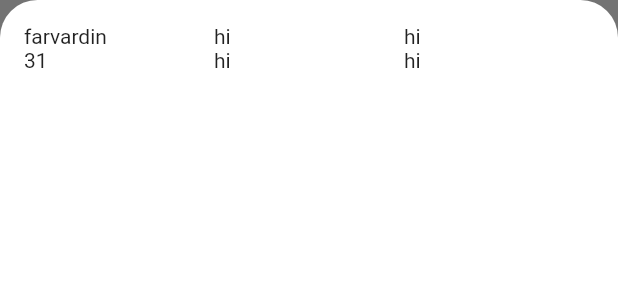
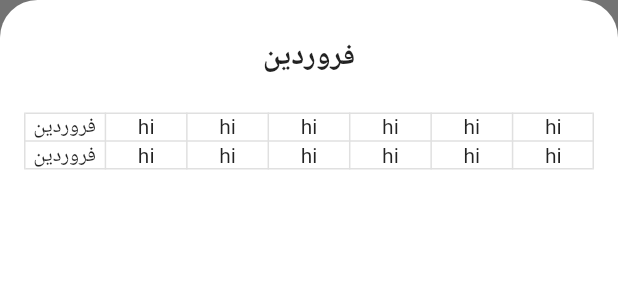
Before and after one commit to Abiri99/Flutter-Booking-Application, a Flutter app: what persianCalendar() shows on an empty page, opened directly, on a phone screen of 412 x 824 dp. Shown: the top 300 px of the screen. Run offline on Flutter 3.47's test engine with Material 2 defaults, Android fonts, the phone set to English and light mode, and no system bars.

Commit message:
building persian calendar

```diff
--- a/lib/components/monthWidget.dart
+++ b/lib/components/monthWidget.dart
@@ -1,7 +1,6 @@
 import 'package:flutter/material.dart';
 
 class monthWidget extends StatefulWidget {
-
   String title;
   int daysNo;
 
@@ -12,25 +11,95 @@ class monthWidget extends StatefulWidget {
 }
 
 class _monthWidgetState extends State<monthWidget> {
+  Function renderDays(int no) {}
+
   @override
   Widget build(BuildContext context) {
-    return Table(
+    return Container(
+      child: Column(
+        children: <Widget>[
+          Container(
+            padding: EdgeInsets.only(left: 0, right: 0, top: 8, bottom: 24),
+            child: Text(
+              widget.title,
+              textAlign: TextAlign.center,
+              style: TextStyle(
+                fontWeight: FontWeight.bold,
+                fontSize: 20,
+              ),
+            ),
+            decoration: BoxDecoration(),
+          ),
+          Table(
+            border: TableBorder.all(color: Color(0xFFe0e0e0)),
+            defaultVerticalAlignment: TableCellVerticalAlignment.middle,
             children: [
               TableRow(
                 children: [
-            Text(widget.title),
-            Text("hi"),
-            Text("hi"),
-          ]
+                  Text(
+                    widget.title,
+                    textAlign: TextAlign.center,
                   ),
-        TableRow(
-          children: [
-            Text(widget.daysNo.toString()),
-            Text("hi"),
-            Text("hi"),
-          ]
+                  Text(
+                    "hi",
+                    textAlign: TextAlign.center,
+                  ),
+                  Text(
+                    "hi",
+                    textAlign: TextAlign.center,
+                  ),
+                  Text(
+                    "hi",
+                    textAlign: TextAlign.center,
+                  ),
+                  Text(
+                    "hi",
+                    textAlign: TextAlign.center,
+                  ),
+                  Text(
+                    "hi",
+                    textAlign: TextAlign.center,
+                  ),
+                  Text(
+                    "hi",
+                    textAlign: TextAlign.center,
                   ),
                 ],
+              ),
+              TableRow(children: [
+                Text(
+                  widget.title,
+                  textAlign: TextAlign.center,
+                ),
+                Text(
+                  "hi",
+                  textAlign: TextAlign.center,
+                ),
+                Text(
+                  "hi",
+                  textAlign: TextAlign.center,
+                ),
+                Text(
+                  "hi",
+                  textAlign: TextAlign.center,
+                ),
+                Text(
+                  "hi",
+                  textAlign: TextAlign.center,
+                ),
+                Text(
+                  "hi",
+                  textAlign: TextAlign.center,
+                ),
+                Text(
+                  "hi",
+                  textAlign: TextAlign.center,
+                ),
+              ]),
+            ],
+          ),
+        ],
+      ),
     );
   }
 }
--- a/lib/components/persianCalendar.dart
+++ b/lib/components/persianCalendar.dart
@@ -20,9 +20,9 @@ class _persianCalendarState extends State<persianCalendar> {
   final controller = PageController(initialPage: 0);
 
   var months = [
-    month('farvardin', 31),
-    month('ordibehesht', 31),
-    month('khordad', 31),
+    month('فروردین', 31),
+    month('اردیبهشت', 31),
+    month('خرداد', 31),
   ];
 
   @override
```
Lines whose indentation alone changed are shown as unchanged.
